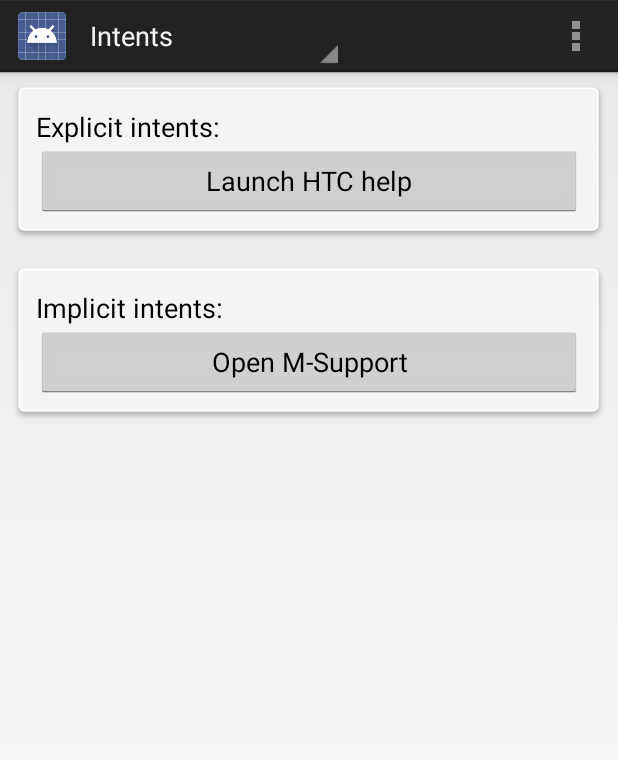
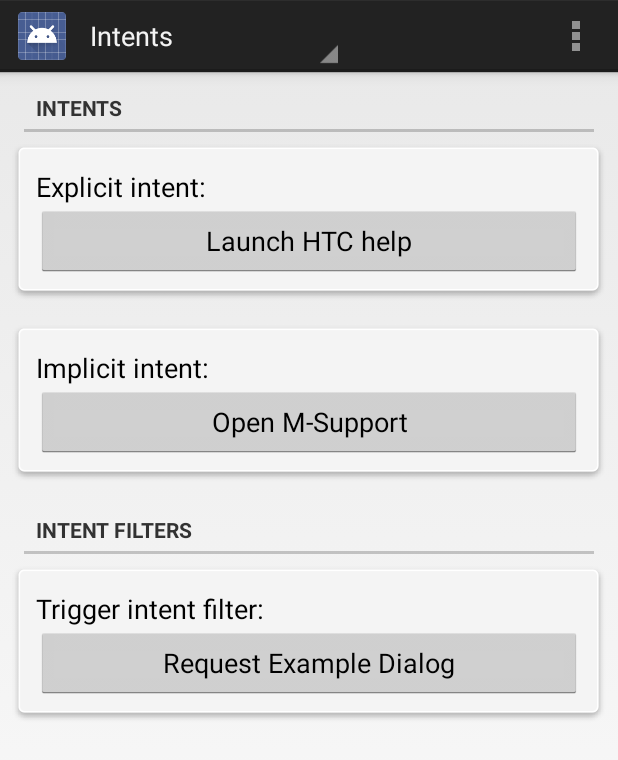
Before and after one commit to gsysko/AndroidHour, an Android app: the screen it shows after launch (MainActivity), on a phone screen of 412 x 824 dp. Shown: the top 760 px of the screen. Run offline under Robolectric (Android 15) with nearby library versions, the phone set to English and light mode, and no system bars.

Commit message:
Added section covering intents (implicit and explicit)

```diff
--- a/AndroidHour/src/main/java/com/uxd/androidhour/IntentSelectionFragment.java
+++ b/AndroidHour/src/main/java/com/uxd/androidhour/IntentSelectionFragment.java
@@ -41,6 +41,15 @@
                 startActivity(implicitIntent);
             }
         });
+
+        Button filterButton = (Button) v.findViewById(R.id.button_implicit);
+        filterButton.setOnClickListener(new View.OnClickListener() {
+            @Override
+            public void onClick(View view) {
+                Intent filterableIntent = new Intent();
+                startActivity(filterableIntent);
+            }
+        });
     }
 
 }
--- a/AndroidHour/src/main/java/com/uxd/androidhour/MainActivity.java
+++ b/AndroidHour/src/main/java/com/uxd/androidhour/MainActivity.java
@@ -2,15 +2,13 @@
 
 
 import android.app.ActionBar;
+import android.content.Intent;
+import android.net.Uri;
 import android.os.Bundle;
-
 import android.support.v4.app.Fragment;
 import android.support.v4.app.FragmentActivity;
-import android.support.v4.app.NavUtils;
-import android.view.Gravity;
 import android.view.LayoutInflater;
 import android.view.Menu;
-import android.view.MenuItem;
 import android.view.View;
 import android.view.ViewGroup;
 import android.widget.ArrayAdapter;
@@ -28,6 +26,10 @@
     protected void onCreate(Bundle savedInstanceState) {
         super.onCreate(savedInstanceState);
         setContentView(R.layout.activity_main);
+
+        // Get the intent that started this activity
+        Intent intent = getIntent();
+        Uri data = intent.getData();
 
         // Set up the action bar to show a dropdown list.
         final ActionBar actionBar = getActionBar();
@@ -86,7 +88,7 @@
                 fragment = new DummySectionFragment();
                 break;
             case 2 :
-                fragment = new DummySectionFragment();
+                fragment = new PackageManagerFragment();
                 break;
             default :
                 fragment = new DummySectionFragment();
--- a/AndroidHour/src/main/res/layout/intent_fragment.xml
+++ b/AndroidHour/src/main/res/layout/intent_fragment.xml
@@ -4,6 +4,19 @@
               android:orientation="vertical"
               android:layout_width="match_parent"
               android:layout_height="match_parent">
+
+    <TextView
+            style="?android:attr/listSeparatorTextViewStyle"
+            android:layout_width="match_parent"
+            android:layout_height="wrap_content"
+            android:textAppearance="?android:attr/textAppearanceLarge"
+            android:text="Intents"
+            android:id="@+id/textView"
+            android:layout_gravity="left|center_vertical"
+            android:layout_marginBottom="0dp"
+            android:layout_marginLeft="16dp"
+            android:layout_marginTop="8dp"
+            android:layout_marginRight="16dp"/>
 
     <RelativeLayout
             android:layout_width="wrap_content"
@@ -13,7 +26,7 @@
                 android:layout_width="wrap_content"
                 android:layout_height="wrap_content"
                 android:textAppearance="?android:attr/textAppearanceMedium"
-                android:text="Explicit intents:"
+                android:text="Explicit intent:"
                 android:id="@+id/tv_explicit" android:layout_alignParentLeft="true" android:layout_alignParentTop="true"/>
         <Button
                 android:layout_width="fill_parent"
@@ -31,7 +44,7 @@
                 android:layout_width="wrap_content"
                 android:layout_height="wrap_content"
                 android:textAppearance="?android:attr/textAppearanceMedium"
-                android:text="Implicit intents:"
+                android:text="Implicit intent:"
                 android:id="@+id/tv_implicit" android:layout_alignParentLeft="true" android:layout_alignParentTop="true"/>
         <Button
                 android:layout_width="fill_parent"
@@ -40,4 +53,37 @@
                 android:id="@+id/button_implicit" android:layout_below="@+id/tv_implicit" android:layout_centerHorizontal="true"
                 />
     </RelativeLayout>
+
+
+    <TextView
+            style="?android:attr/listSeparatorTextViewStyle"
+            android:layout_width="match_parent"
+            android:layout_height="wrap_content"
+            android:textAppearance="?android:attr/textAppearanceLarge"
+            android:text="Intent Filters"
+            android:id="@+id/textView"
+            android:layout_gravity="left|center_vertical"
+            android:layout_marginBottom="0dp"
+            android:layout_marginLeft="16dp"
+            android:layout_marginTop="8dp"
+            android:layout_marginRight="16dp"/>
+
+    <RelativeLayout
+            android:layout_width="wrap_content"
+            android:layout_height="wrap_content" android:layout_gravity="center" android:layout_margin="8dp"
+            android:background="@drawable/card_bg" android:padding="16dp">
+        <TextView
+                android:layout_width="wrap_content"
+                android:layout_height="wrap_content"
+                android:textAppearance="?android:attr/textAppearanceMedium"
+                android:text="Trigger intent filter:"
+                android:id="@+id/tv_implicit" android:layout_alignParentLeft="true" android:layout_alignParentTop="true"/>
+        <Button
+                android:layout_width="fill_parent"
+                android:layout_height="wrap_content"
+                android:text="Request Example Dialog"
+                android:id="@+id/button_filter" android:layout_below="@+id/tv_implicit" android:layout_centerHorizontal="true"
+                />
+    </RelativeLayout>
+
 </LinearLayout>
```
Also changed, not shown: AndroidHour/build.gradle (+8 -4 lines), AndroidHour/src/main/AndroidManifest.xml (+10 -1 lines), AndroidHour/src/main/java/com/uxd/androidhour/PackageManagerFragment.java (added, +47 -0 lines), AndroidHour/src/main/java/com/uxd/androidhour/PwrReceiver.java (added, +16 -0 lines), AndroidHour/src/main/res/layout/package_fragment.xml (added, +26 -0 lines), 4 other files.
